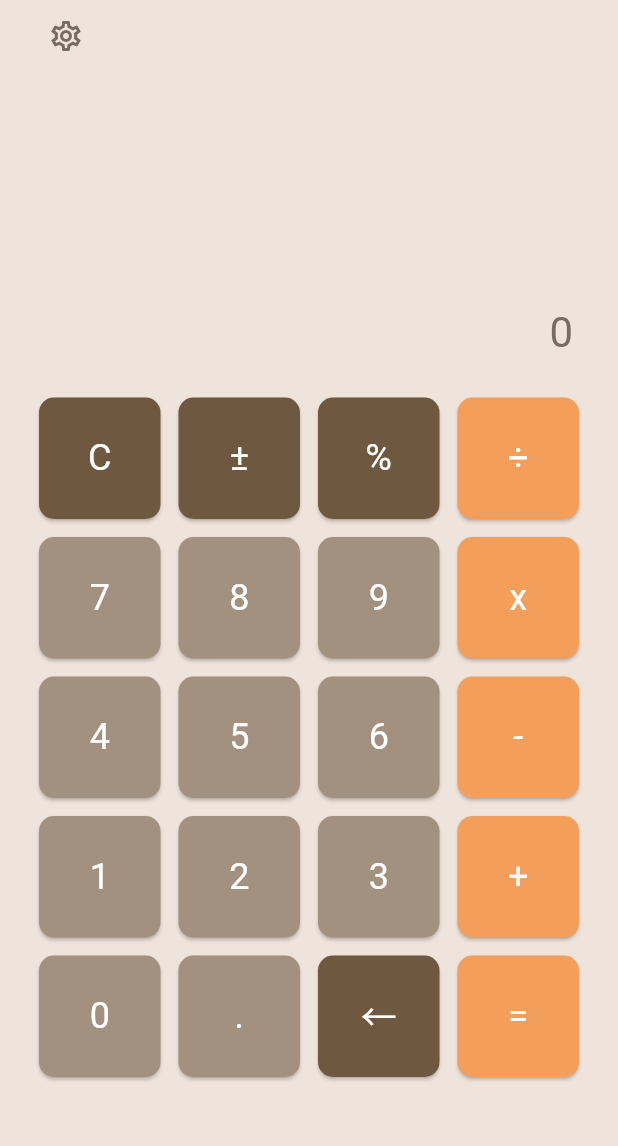
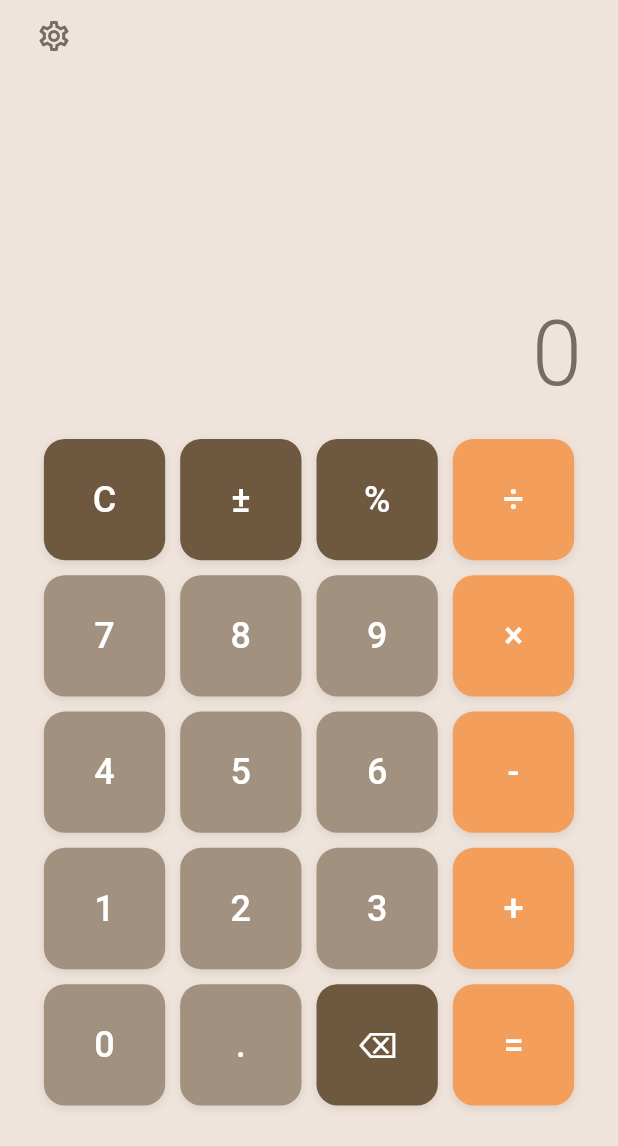
Before and after one commit to banghuazhao/simple_calculator, a Flutter app: the screen it shows after launch, on a phone screen of 412 x 824 dp. Shown: the top 1146 px of the screen. Run offline on Flutter 3.47's test engine with Material 3 defaults, Android fonts, the phone set to English and light mode, and no system bars; drawn by our look-alikes of auto_size_text; our stand-ins replace google_mobile_ads, in_app_review, shared_preferences; missing offline and left inert: app_tracking_transparency, desktop_window, open_store; network calls fail.

Commit message:
Upgrade to Flutter 3.44.2, overhaul UI/UX, integrate AdMob, bump to 1.2.3+29
- Migrate Android build to Kotlin DSL (AGP 9.0.1, Gradle 9.1.0, Kotlin 2.3.20)
- Upgrade google_mobile_ads to v9.0.0, compileSdk/targetSdk to 36
- Inject AdMob App IDs via manifestPlaceholders (Android) and xcconfig (iOS)
- Rewrite Processor with typed CalcState stream, fix decimal/backspace/div-by-zero
- Redesign Display: two-line layout (equation history + result), AnimatedSwitcher
- Redesign CalculatorKey: ScaleTransition press animation, haptic feedback
- Add thousand-separator formatting in display layer only
- Bump version 1.2.2+28 → 1.2.3+29 (submitted to Google Play production)

Co-Authored-By: Claude Sonnet 4.6 <noreply@anthropic.com>

```diff
--- a/lib/calculator-key.dart
+++ b/lib/calculator-key.dart
@@ -1,52 +1,86 @@
 import 'dart:math';
 
 import 'package:flutter/material.dart';
-
+import 'package:flutter/services.dart';
 import 'package:provider/provider.dart';
 import 'package:simple_calculator/key-controller.dart' as keycontroller;
 import 'package:simple_calculator/key-symbol.dart';
 import 'package:simple_calculator/util/ThemeModel.dart';
 
 abstract class Keys {
-  static KeySymbol clear = const KeySymbol('C');
-  static KeySymbol sign = const KeySymbol('±');
-  static KeySymbol percent = const KeySymbol('%');
-  static KeySymbol divide = const KeySymbol('÷');
-  static KeySymbol multiply = const KeySymbol('x');
-  static KeySymbol subtract = const KeySymbol('-');
-  static KeySymbol add = const KeySymbol('+');
-  static KeySymbol equals = const KeySymbol('=');
-  static KeySymbol decimal = const KeySymbol('.');
-  static KeySymbol back = const KeySymbol('←');
+  static const KeySymbol clear = KeySymbol('C');
+  static const KeySymbol sign = KeySymbol('±');
+  static const KeySymbol percent = KeySymbol('%');
+  static const KeySymbol divide = KeySymbol('÷');
+  static const KeySymbol multiply = KeySymbol('×');
+  static const KeySymbol subtract = KeySymbol('-');
+  static const KeySymbol add = KeySymbol('+');
+  static const KeySymbol equals = KeySymbol('=');
+  static const KeySymbol decimal = KeySymbol('.');
+  static const KeySymbol back = KeySymbol('⌫');
 
-  static KeySymbol zero = const KeySymbol('0');
-  static KeySymbol one = const KeySymbol('1');
-  static KeySymbol two = const KeySymbol('2');
-  static KeySymbol three = const KeySymbol('3');
-  static KeySymbol four = const KeySymbol('4');
-  static KeySymbol five = const KeySymbol('5');
-  static KeySymbol six = const KeySymbol('6');
-  static KeySymbol seven = const KeySymbol('7');
-  static KeySymbol eight = const KeySymbol('8');
-  static KeySymbol nine = const KeySymbol('9');
+  static const KeySymbol zero = KeySymbol('0');
+  static const KeySymbol one = KeySymbol('1');
+  static const KeySymbol two = KeySymbol('2');
+  static const KeySymbol three = KeySymbol('3');
+  static const KeySymbol four = KeySymbol('4');
+  static const KeySymbol five = KeySymbol('5');
+  static const KeySymbol six = KeySymbol('6');
+  static const KeySymbol seven = KeySymbol('7');
+  static const KeySymbol eight = KeySymbol('8');
+  static const KeySymbol nine = KeySymbol('9');
 }
 
-class CalculatorKey extends StatelessWidget {
-  CalculatorKey({required this.symbol});
-
+class CalculatorKey extends StatefulWidget {
+  const CalculatorKey({Key? key, required this.symbol}) : super(key: key);
   final KeySymbol symbol;
 
-  static dynamic _fire(CalculatorKey key) =>
-      keycontroller.KeyController.fire(keycontroller.KeyEvent(key));
+  @override
+  State<CalculatorKey> createState() => _CalculatorKeyState();
+}
+
+class _CalculatorKeyState extends State<CalculatorKey>
+    with SingleTickerProviderStateMixin {
+  late final AnimationController _controller = AnimationController(
+    vsync: this,
+    duration: const Duration(milliseconds: 70),
+    reverseDuration: const Duration(milliseconds: 130),
+  );
+  late final Animation<double> _scale = Tween<double>(begin: 1.0, end: 0.88)
+      .animate(CurvedAnimation(parent: _controller, curve: Curves.easeIn));
+
+  @override
+  void dispose() {
+    _controller.dispose();
+    super.dispose();
+  }
+
+  void _onTapDown(TapDownDetails _) {
+    HapticFeedback.lightImpact();
+    _controller.forward();
+  }
+
+  void _onTapUp(TapUpDetails _) {
+    _controller.reverse();
+    keycontroller.KeyController.fire(keycontroller.KeyEvent(widget));
+  }
+
+  void _onTapCancel() => _controller.reverse();
 
   @override
   Widget build(BuildContext context) {
-    double size = (MediaQuery.of(context).size.width - 40) / 4;
+    final model = Provider.of<ThemeModel>(context, listen: false);
+    final screenSize = MediaQuery.of(context).size;
 
-    var model = Provider.of<ThemeModel>(context, listen: false);
+    double size = (screenSize.width - 40) / 4;
+    if (size > 150) size = 150;
+    if (screenSize.height > 740) {
+      final heightBased = (screenSize.height * 0.60 - 40) / 5;
+      size = min(size, heightBased);
+    }
 
-    Color color;
-    switch (symbol.type) {
+    final Color color;
+    switch (widget.symbol.type) {
       case KeyType.FUNCTION:
         color = model.buttonColor3;
         break;
@@ -57,57 +91,43 @@ class CalculatorKey extends StatelessWidget {
       default:
         color = model.buttonColor1;
     }
-    ;
 
-    if (size > 150) {
-      size = 150;
-    }
-    if (MediaQuery.of(context).size.height > 740) {
-      double size2 = (MediaQuery
-          .of(context)
-          .size
-          .height * 0.65 - 40) / 5;
-      size = min(size, size2);
-    }
+    final style = Theme.of(context).textTheme.headlineSmall?.copyWith(
+              color: model.textColor2,
+              fontWeight: FontWeight.w500,
+            ) ??
+        const TextStyle();
 
-    TextStyle style = Theme.of(context).textTheme.headlineSmall?.copyWith(color: model.textColor2) ?? TextStyle();
-
-    return Container(
-      padding: EdgeInsets.all(6),
-      width: size,
-      height: size,
-      child: ElevatedButton(
-        onPressed: () {
-          _fire(this);
-        },
-        style: ElevatedButton.styleFrom(
-          backgroundColor: color,
-          shape: RoundedRectangleBorder(
-            borderRadius: BorderRadius.circular(10),
+    return GestureDetector(
+      onTapDown: _onTapDown,
+      onTapUp: _onTapUp,
+      onTapCancel: _onTapCancel,
+      child: ScaleTransition(
+        scale: _scale,
+        child: Padding(
+          padding: const EdgeInsets.all(5),
+          child: SizedBox(
+            width: size - 10,
+            height: size - 10,
+            child: Container(
+              decoration: BoxDecoration(
+                color: color,
+                borderRadius: BorderRadius.circular(14),
+                boxShadow: [
+                  BoxShadow(
+                    color: Colors.black.withValues(alpha: 0.08),
+                    blurRadius: 4,
+                    offset: const Offset(0, 2),
+                  ),
+                ],
+              ),
+              child: Center(
+                child: Text(widget.symbol.value, style: style),
+              ),
+            ),
           ),
-          padding: const EdgeInsets.all(12.0),
-        ),
-        child: Center(
-          child: Text(symbol.value, style: style),
         ),
       ),
     );
-    // InkWell(
-    // onTap: () {
-    //   HapticFeedback.lightImpact();
-    //   _fire(this);
-    // },
-    // child: Container(
-    //     width: size,
-    //     height: size,
-    //     child: Padding(
-    //       padding: EdgeInsets.all(5),
-    //
-    //       child: Container(
-    //           decoration: BoxDecoration(
-    //               color: color, borderRadius: BorderRadius.all(Radius.circular(10))),
-    //           child: Center(child: Text(symbol.value, style: style))),
-    //
-    //     )),
   }
 }
--- a/lib/calculator.dart
+++ b/lib/calculator.dart
@@ -12,104 +12,97 @@ import 'package:simple_calculator/util/ThemeModel.dart';
 import 'package:simple_calculator/util/ads_manager.dart';
 
 class Calculator extends StatefulWidget {
-  Calculator({Key? key}) : super(key: key);
+  const Calculator({Key? key}) : super(key: key);
 
   @override
   _CalculatorState createState() => _CalculatorState();
 }
 
 class _CalculatorState extends State<Calculator> {
-  String _output = "";
+  CalcState _calcState = const CalcState(current: '0', history: '');
 
   BannerAd? _ad;
-
   bool _isAdLoaded = false;
 
   @override
   void initState() {
+    super.initState();
     KeyController.listen((event) => Processor.process(event));
-    Processor.listen((data) => setState(() {
-          _output = data;
-        }));
+    Processor.listen((state) => setState(() => _calcState = state));
     Processor.refresh();
 
     if (!Platform.isMacOS) {
       _ad = BannerAd(
         adUnitId: AdsManager.bannerAdUnitId,
         size: AdSize.banner,
-        request: AdRequest(),
+        request: const AdRequest(),
         listener: BannerAdListener(
-          onAdLoaded: (_) {
-            setState(() {
-              _isAdLoaded = true;
-            });
-          },
+          onAdLoaded: (_) => setState(() => _isAdLoaded = true),
           onAdFailedToLoad: (ad, error) {
-            // Releases an ad resource when it fails to load
             ad.dispose();
-
-            print('Ad load failed (code=${error.code} message=${error.message})');
           },
         ),
-      );
-
-      _ad?.load();
+      )..load();
     }
-
-    super.initState();
   }
 
   @override
   void dispose() {
     KeyController.dispose();
     Processor.dispose();
+    _ad?.dispose();
     super.dispose();
   }
 
   @override
   Widget build(BuildContext context) {
-    var model = Provider.of<ThemeModel>(context, listen: false);
-    print(MediaQuery.of(context).size.height);
+    final model = Provider.of<ThemeModel>(context, listen: false);
+    final screenHeight = MediaQuery.of(context).size.height;
+
     return Scaffold(
       backgroundColor: model.backgroundColor,
       body: SafeArea(
         child: Stack(
           children: [
+            Column(
+              children: [
+                // Settings button row
                 Align(
                   alignment: Alignment.topLeft,
                   child: Padding(
-                padding: const EdgeInsets.fromLTRB(20, 0, 0, 0),
+                    padding: const EdgeInsets.fromLTRB(12, 0, 0, 0),
                     child: IconButton(
-                  onPressed: () {
-                    Navigator.push(context, MaterialPageRoute(builder: (context) => MorePage()));
-                  },
-                  icon: Icon(
-                    Icons.settings_outlined,
-                    color: model.textColor1,
+                      onPressed: () => Navigator.push(
+                        context,
+                        MaterialPageRoute(builder: (_) => const MorePage()),
+                      ),
+                      icon: Icon(Icons.settings_outlined, color: model.textColor1),
                     ),
                   ),
                 ),
+                // Display fills all available space above keypad
+                Expanded(
+                  child: Display(
+                    current: _calcState.current,
+                    history: _calcState.history,
+                    isResult: _calcState.isResult,
                   ),
-            Column(mainAxisAlignment: MainAxisAlignment.end, children: <Widget>[
+                ),
+                KeyPad(),
+                SizedBox(height: screenHeight <= 740 ? 8 : 24),
+                // Banner ad
+                if (!Platform.isMacOS)
                   SizedBox(
-                height: 20,
+                    height: 50,
+                    child: _isAdLoaded && _ad != null
+                        ? AdWidget(ad: _ad!)
+                        : const SizedBox.shrink(),
+                  )
+                else
+                  const SizedBox(height: 20),
+                const SizedBox(height: 8),
+              ],
             ),
-              Display(value: _output),
-              KeyPad(),
-              SizedBox(
-                height: MediaQuery.of(context).size.height <= 740 ? 10 : 30,
-              ),
-              _isAdLoaded && _ad != null
-                  ? Container(
-                      margin: EdgeInsets.fromLTRB(20, 0, 20, 20),
-                      child: AdWidget(ad: _ad!),
-                      height: 50.0,
-                    )
-                  : Container(
-                      margin: EdgeInsets.fromLTRB(20, 0, 20, 20),
-                      height: Platform.isMacOS ? 20 : 50,
-                    )
-            ]),
           ],
         ),
       ),
--- a/lib/display.dart
+++ b/lib/display.dart
@@ -4,47 +4,122 @@ import 'package:provider/provider.dart';
 import 'package:simple_calculator/util/ThemeModel.dart';
 
 class Display extends StatelessWidget {
-  Display({Key? key, required this.value}) : super(key: key);
+  const Display({
+    Key? key,
+    required this.current,
+    required this.history,
+    this.isResult = false,
+  }) : super(key: key);
 
-  final String value;
+  final String current;
+  final String history;
+  final bool isResult;
 
-  String get _output => value.toString();
+  /// Formats a number string with thousand separators for display only.
+  String _formatForDisplay(String s) {
+    if (s == 'Error') return s;
+    if (s.contains('e') || s.contains('E')) return s; // scientific notation
+
+    final isNeg = s.startsWith('-');
+    final abs = isNeg ? s.substring(1) : s;
+    final dotIndex = abs.indexOf('.');
+    final intStr = dotIndex >= 0 ? abs.substring(0, dotIndex) : abs;
+    final decStr = dotIndex >= 0 ? abs.substring(dotIndex) : '';
+
+    final buf = StringBuffer();
+    for (int i = 0; i < intStr.length; i++) {
+      if (i > 0 && (intStr.length - i) % 3 == 0) buf.write(',');
+      buf.write(intStr[i]);
+    }
+
+    return (isNeg ? '-' : '') + buf.toString() + decStr;
+  }
 
   @override
   Widget build(BuildContext context) {
-    var model = Provider.of<ThemeModel>(context, listen: false);
+    final model = Provider.of<ThemeModel>(context, listen: false);
+    final screenWidth = MediaQuery.of(context).size.width;
+    final screenHeight = MediaQuery.of(context).size.height;
 
-          TextStyle style = Theme.of(context)
-          .textTheme
-          .headlineMedium
-          ?.copyWith(color: model.textColor1, fontWeight: FontWeight.w400) ?? TextStyle();
+    final double inset = screenWidth > 600 ? (screenWidth - 560) / 2 : 24.0;
+    final bool compact = screenHeight <= 740;
 
-    double inset = 30;
-    double size = (MediaQuery.of(context).size.width - 40) / 4;
-    if (size > 150) {
-      inset = (MediaQuery.of(context).size.width - 600) / 2;
-    }
+    final Color textColor = model.textColor1;
+    final Color historyColor = textColor.withValues(alpha: 0.5);
 
-    var bottomInset = 20.0;
-    if (MediaQuery.of(context).size.height <= 740) {
-      bottomInset = 10.0;
-              style = Theme.of(context)
-            .textTheme
-            .headlineSmall
-            ?.copyWith(color: model.textColor1, fontWeight: FontWeight.w400) ?? TextStyle();
-    }
+    final mainStyle = Theme.of(context).textTheme.displayMedium?.copyWith(
+              color: textColor,
+              fontWeight: FontWeight.w300,
+              fontSize: compact ? 48 : 60,
+            ) ??
+        const TextStyle();
 
-    return Align(
-      alignment: Alignment.bottomRight,
-      child: Container(
-          // padding: EdgeInsets.only(top: _margin, bottom: _margin),
-          padding: EdgeInsets.fromLTRB(inset, 0, inset, bottomInset),
-          // decoration: BoxDecoration(gradient: _gradient),
-          child: AutoSizeText(
-            _output,
-            style: style,
-            maxLines: 2,
-          )),
+    final historyStyle = Theme.of(context).textTheme.bodyLarge?.copyWith(
+              color: historyColor,
+              fontSize: compact ? 14 : 16,
+            ) ??
+        const TextStyle();
+
+    final formattedCurrent = _formatForDisplay(current);
+    // Unique key: animate when result appears or when error, not on every digit
+    final displayKey = isResult
+        ? ValueKey('result_$formattedCurrent')
+        : const ValueKey('input');
+
+    return Padding(
+      padding: EdgeInsets.fromLTRB(inset, 0, inset, compact ? 8 : 16),
+      child: Column(
+        mainAxisAlignment: MainAxisAlignment.end,
+        crossAxisAlignment: CrossAxisAlignment.end,
+        children: [
+          // History / equation line — fades in/out
+          AnimatedSwitcher(
+            duration: const Duration(milliseconds: 180),
+            transitionBuilder: (child, anim) =>
+                FadeTransition(opacity: anim, child: child),
+            child: history.isNotEmpty
+                ? Align(
+                    key: ValueKey(history),
+                    alignment: Alignment.centerRight,
+                    child: Text(
+                      history,
+                      style: historyStyle,
+                      textAlign: TextAlign.right,
+                      maxLines: 1,
+                      overflow: TextOverflow.ellipsis,
+                    ),
+                  )
+                : const SizedBox.shrink(key: ValueKey('no-history')),
+          ),
+          SizedBox(height: compact ? 2 : 4),
+          // Main number — slides up when result appears
+          AnimatedSwitcher(
+            duration: const Duration(milliseconds: 220),
+            transitionBuilder: (child, anim) => FadeTransition(
+              opacity: anim,
+              child: SlideTransition(
+                position: Tween<Offset>(
+                  begin: const Offset(0, 0.25),
+                  end: Offset.zero,
+                ).animate(
+                    CurvedAnimation(parent: anim, curve: Curves.easeOutCubic)),
+                child: child,
+              ),
+            ),
+            child: Align(
+              key: displayKey,
+              alignment: Alignment.centerRight,
+              child: AutoSizeText(
+                formattedCurrent,
+                style: mainStyle,
+                maxLines: 1,
+                textAlign: TextAlign.right,
+                minFontSize: 24,
+              ),
+            ),
+          ),
+        ],
+      ),
     );
   }
 }
--- a/lib/key-symbol.dart
+++ b/lib/key-symbol.dart
@@ -6,18 +6,18 @@ class KeySymbol {
   const KeySymbol(this.value);
   final String value;
 
-  static List<KeySymbol> _functions = [
+  static const List<KeySymbol> _functions = [
     Keys.clear,
     Keys.sign,
     Keys.percent,
-    Keys.back
+    Keys.back,
   ];
-  static List<KeySymbol> _operators = [
+  static const List<KeySymbol> _operators = [
     Keys.divide,
     Keys.multiply,
     Keys.subtract,
     Keys.add,
-    Keys.equals
+    Keys.equals,
   ];
 
   @override
@@ -27,7 +27,6 @@ class KeySymbol {
   bool get isFunction => _functions.contains(this);
   bool get isInteger => !isOperator && !isFunction;
 
-  KeyType get type => isFunction
-      ? KeyType.FUNCTION
-      : (isOperator ? KeyType.OPERATOR : KeyType.INTEGER);
+  KeyType get type =>
+      isFunction ? KeyType.FUNCTION : (isOperator ? KeyType.OPERATOR : KeyType.INTEGER);
 }
--- a/lib/util/ThemeModel.dart
+++ b/lib/util/ThemeModel.dart
@@ -7,12 +7,12 @@ class ThemeModel with ChangeNotifier {
   /// 当前主题颜色
   int _themeColor = 0;
   int get themeColor => _themeColor;
-  var backgroundColor;
-  var buttonColor1;
-  var buttonColor2;
-  var buttonColor3;
-  var textColor1;
-  var textColor2;
+  late Color backgroundColor;
+  late Color buttonColor1;
+  late Color buttonColor2;
+  late Color buttonColor3;
+  late Color textColor1;
+  late Color textColor2;
 
   ThemeModel() {
     /// 获取主题色
--- a/lib/util/ads_manager.dart
+++ b/lib/util/ads_manager.dart
@@ -157,7 +157,6 @@ class AppOpenAdManager {
     AppOpenAd.load(
       adUnitId: AdsManager.appOpenAdUnitId,
       request: const AdRequest(),
-      orientation: AppOpenAd.orientationPortrait,
       adLoadCallback: AppOpenAdLoadCallback(
         onAdLoaded: (ad) {
           _appOpenLoadTime = DateTime.now();
```
Also changed, not shown: lib/processor.dart (+126 -100 lines), pubspec.yaml (+5 -5 lines), pubspec.lock, 14 other files. Lines whose indentation alone changed are shown as unchanged.
